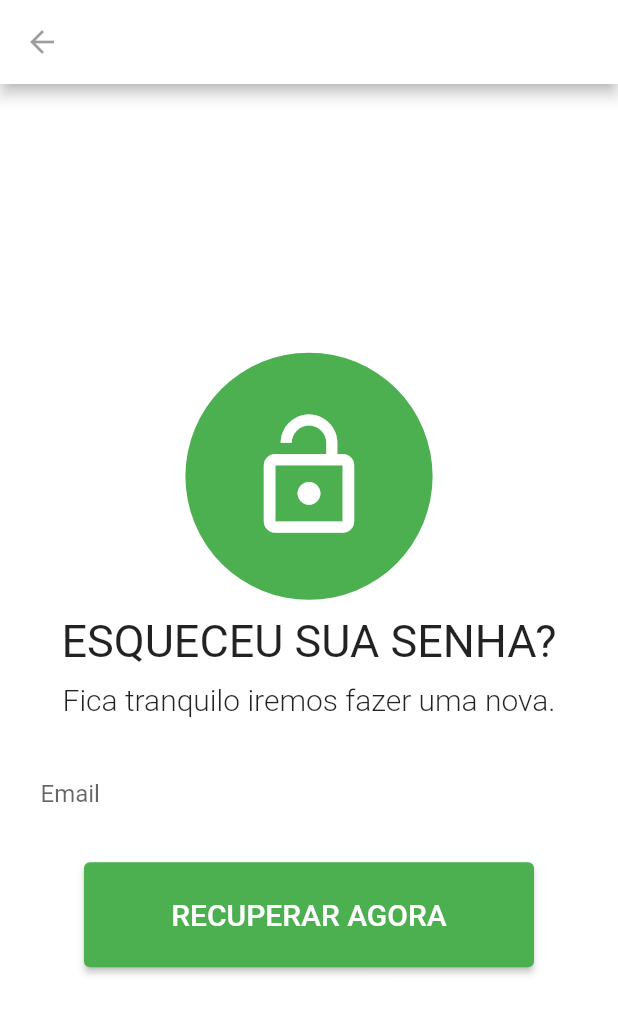
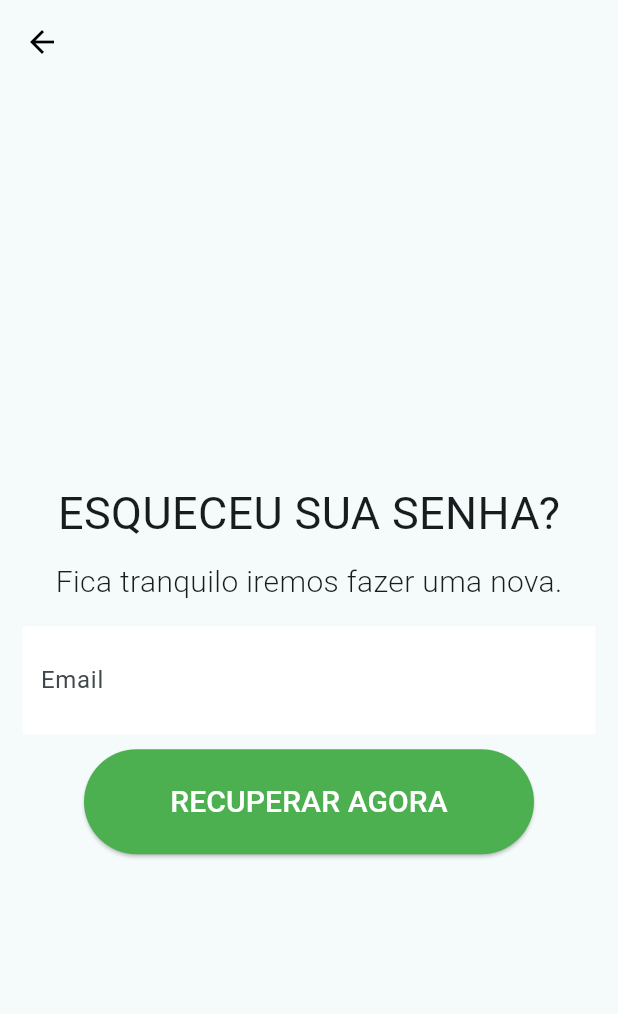
Before and after one commit to valterjose/tela_novo_usu-rio, a Flutter app: the Senha screen opened directly, on a phone screen of 412 x 824 dp. Shown: the top 1014 px of the screen. Run offline on Flutter 3.47's test engine with Material 2 defaults, Android fonts, the phone set to English and light mode, and no system bars.

Commit message:
Ajuste das telas
Foi feito alterações nas telas como pedido.

```diff
--- a/tela_teste/lib/senha.dart
+++ b/tela_teste/lib/senha.dart
@@ -1,4 +1,4 @@
-// ignore_for_file: prefer_const_constructors, prefer_const_literals_to_create_immutables, avoid_unnecessary_containers, unused_import
+// ignore_for_file: prefer_const_constructors, prefer_const_literals_to_create_immutables, avoid_unnecessary_containers, unused_import, unused_label
 
 import 'package:flutter/material.dart';
 
@@ -6,34 +6,25 @@
 
 import 'cadastrado.dart';
 import 'login_page.dart';
-  class Senha extends StatelessWidget {
+
+class Senha extends StatelessWidget {
   const Senha({super.key});
 
   @override
   Widget build(BuildContext context) {
     return Scaffold(
       appBar: AppBar(
-        backgroundColor: Colors.white,
-        leading: Icon(
-          Icons.arrow_back,
-          color: Colors.black38,
-
+        leading: IconButton(
+          icon: Icon(
+            Icons.arrow_back,
+          ),
+          color: Colors.black,
+          onPressed: () {},
         ),
       ),
-      backgroundColor: Colors.white,
       body: Column(
         mainAxisAlignment: MainAxisAlignment.center,
         children: [
-          Center(
-            child: CircleAvatar(
-              radius: MediaQuery.of(context).size.width / 5,
-              backgroundColor: Colors.green,
-              child: Icon(
-                Icons.lock_open,color: Colors.white,
-                size: 90.0,
-              ),
-            ),
-          ),
           SizedBox(
             height: 10.0,
           ),
@@ -65,7 +56,7 @@
                 color: Colors.white,
               ),
               child: TextField(
-                obscureText: true,
+                obscureText: false,
                 decoration: InputDecoration(
                   border: InputBorder.none,
                   hintText: 'Email',
@@ -85,11 +76,13 @@
               style: ElevatedButton.styleFrom(
                 backgroundColor: Colors.green,
                 minimumSize: Size(300.0, 70.0),
-
               ),
               child: Text(
                 'RECUPERAR AGORA',
-                style: TextStyle(fontSize: 20.0),
+                style: TextStyle(
+                  fontSize: 20.0,
+                  color: Colors.white,
+                ),
               ),
               onPressed: () {
                 Navigator.push(
```
Also changed, not shown: tela_teste/lib/cadastrado.dart (+9 -9 lines), tela_teste/lib/login_page.dart (+18 -21 lines), tela_teste/lib/main.dart (+7 -5 lines).
